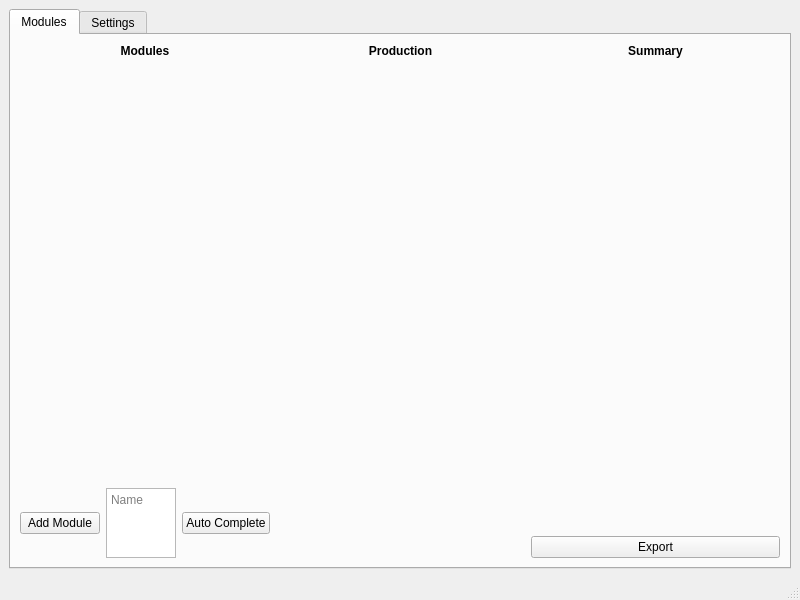
First picture: the form in mainwindow.ui, repository Arklog/x4StationGenerator, before the edit.
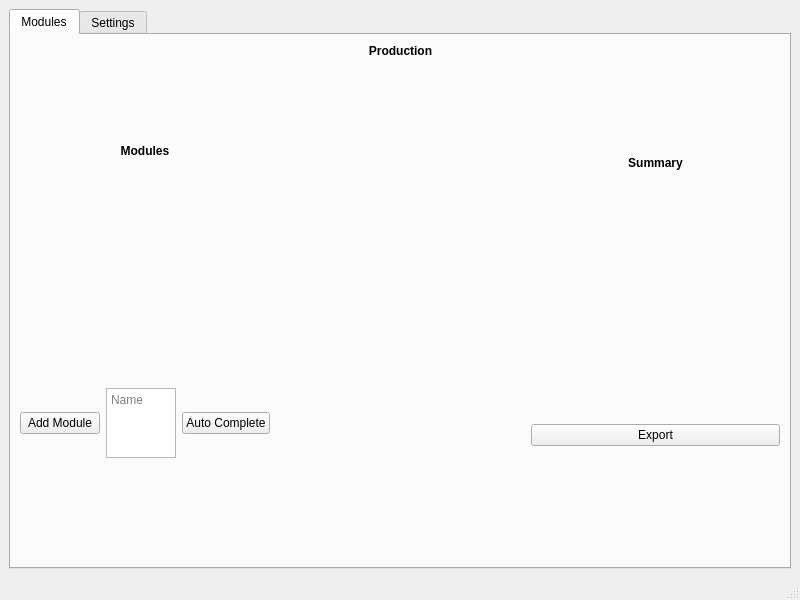
Second picture: the form after the edit.

Diff of the .ui file:
```diff
--- a/mainwindow.ui
+++ b/mainwindow.ui
@@ -43,10 +43,13 @@
         <string>Modules</string>
        </attribute>
        <layout class="QHBoxLayout" name="horizontalLayout_2" stretch="1,1,1">
+        <property name="sizeConstraint">
+         <enum>QLayout::SetMinimumSize</enum>
+        </property>
         <item>
          <layout class="QVBoxLayout" name="moduleSelectionLayout" stretch="0,1,0">
           <property name="sizeConstraint">
-           <enum>QLayout::SetMaximumSize</enum>
+           <enum>QLayout::SetMinimumSize</enum>
           </property>
           <item>
            <widget class="QLabel" name="label_2">
@@ -72,13 +75,23 @@
           </item>
           <item>
            <widget class="QWidget" name="modules" native="true">
-            <layout class="QVBoxLayout" name="verticalLayout"/>
+            <property name="sizePolicy">
+             <sizepolicy hsizetype="Minimum" vsizetype="MinimumExpanding">
+              <horstretch>0</horstretch>
+              <verstretch>1</verstretch>
+             </sizepolicy>
+            </property>
+            <layout class="QVBoxLayout" name="verticalLayout">
+             <property name="sizeConstraint">
+              <enum>QLayout::SetFixedSize</enum>
+             </property>
+            </layout>
            </widget>
           </item>
           <item>
-           <layout class="QHBoxLayout" name="buttonsLayout">
+           <layout class="QHBoxLayout" name="buttonsLayout" stretch="0,1,0">
             <property name="sizeConstraint">
-             <enum>QLayout::SetDefaultConstraint</enum>
+             <enum>QLayout::SetFixedSize</enum>
             </property>
             <item>
              <widget class="QPushButton" name="addModuleButton">
@@ -96,11 +109,17 @@
             <item>
              <widget class="QTextEdit" name="stationname">
               <property name="sizePolicy">
-               <sizepolicy hsizetype="Expanding" vsizetype="Maximum">
-                <horstretch>0</horstretch>
+               <sizepolicy hsizetype="Maximum" vsizetype="Maximum">
+                <horstretch>1</horstretch>
                 <verstretch>0</verstretch>
                </sizepolicy>
               </property>
+              <property name="maximumSize">
+               <size>
+                <width>16777215</width>
+                <height>16777215</height>
+               </size>
+              </property>
               <property name="lineWrapMode">
                <enum>QTextEdit::NoWrap</enum>
               </property>
@@ -205,7 +224,17 @@
           </item>
           <item>
            <widget class="QWidget" name="summary" native="true">
-            <layout class="QVBoxLayout" name="verticalLayout_2"/>
+            <property name="sizePolicy">
+             <sizepolicy hsizetype="Preferred" vsizetype="Preferred">
+              <horstretch>0</horstretch>
+              <verstretch>0</verstretch>
+             </sizepolicy>
+            </property>
+            <layout class="QVBoxLayout" name="verticalLayout_2" stretch="">
+             <property name="sizeConstraint">
+              <enum>QLayout::SetFixedSize</enum>
+             </property>
+            </layout>
            </widget>
           </item>
           <item>
```
